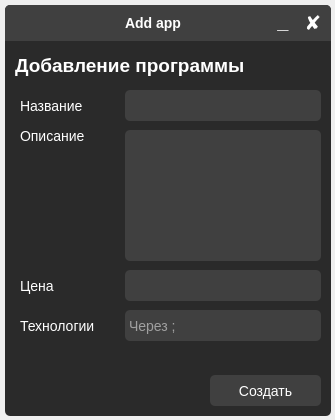
b0shka/selling_apps, file add_app/add_app.ui: the form before one commit.
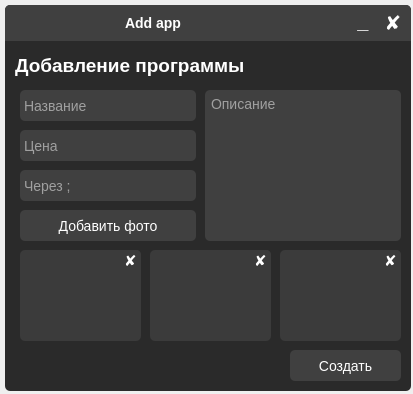
The form after the commit.

```diff
--- a/add_app/add_app.ui
+++ b/add_app/add_app.ui
@@ -6,10 +6,22 @@
    <rect>
     <x>0</x>
     <y>0</y>
-    <width>335</width>
-    <height>420</height>
+    <width>413</width>
+    <height>394</height>
    </rect>
   </property>
+  <property name="minimumSize">
+   <size>
+    <width>413</width>
+    <height>394</height>
+   </size>
+  </property>
+  <property name="maximumSize">
+   <size>
+    <width>413</width>
+    <height>394</height>
+   </size>
+  </property>
   <property name="font">
    <font>
     <pointsize>1</pointsize>
@@ -26,20 +38,20 @@
     <rect>
      <x>5</x>
      <y>5</y>
-     <width>326</width>
-     <height>411</height>
+     <width>406</width>
+     <height>386</height>
     </rect>
    </property>
    <property name="minimumSize">
     <size>
-     <width>326</width>
-     <height>411</height>
+     <width>3</width>
+     <height>3</height>
     </size>
    </property>
    <property name="maximumSize">
     <size>
-     <width>326</width>
-     <height>411</height>
+     <width>3432432</width>
+     <height>2432423</height>
     </size>
    </property>
    <property name="styleSheet">
@@ -57,9 +69,9 @@
    <widget class="QLineEdit" name="lineEdit_3">
     <property name="geometry">
      <rect>
-      <x>120</x>
-      <y>305</y>
-      <width>196</width>
+      <x>15</x>
+      <y>165</y>
+      <width>176</width>
       <height>31</height>
      </rect>
     </property>
@@ -78,8 +90,8 @@
    <widget class="QPushButton" name="pushButton">
     <property name="geometry">
      <rect>
-      <x>205</x>
-      <y>370</y>
+      <x>285</x>
+      <y>345</y>
       <width>111</width>
       <height>31</height>
      </rect>
@@ -104,10 +116,10 @@
    <widget class="QTextEdit" name="textEdit">
     <property name="geometry">
      <rect>
-      <x>120</x>
-      <y>125</y>
+      <x>200</x>
+      <y>85</y>
       <width>196</width>
-      <height>131</height>
+      <height>151</height>
      </rect>
     </property>
     <property name="styleSheet">
@@ -118,36 +130,16 @@
 background-color: #404040;
 border-radius: 5px;</string>
     </property>
-   </widget>
-   <widget class="QLabel" name="label_3">
-    <property name="geometry">
-     <rect>
-      <x>15</x>
-      <y>120</y>
-      <width>91</width>
-      <height>21</height>
-     </rect>
-    </property>
-    <property name="font">
-     <font>
-      <pointsize>-1</pointsize>
-      <weight>50</weight>
-      <bold>false</bold>
-     </font>
-    </property>
-    <property name="styleSheet">
-     <string notr="true">font-size: 14px;</string>
-    </property>
-    <property name="text">
+    <property name="placeholderText">
      <string>Описание</string>
     </property>
    </widget>
    <widget class="QLineEdit" name="lineEdit">
     <property name="geometry">
      <rect>
-      <x>120</x>
+      <x>15</x>
       <y>85</y>
-      <width>196</width>
+      <width>176</width>
       <height>31</height>
      </rect>
     </property>
@@ -159,28 +151,8 @@
 background-color: #404040;
 border-radius: 5px;</string>
     </property>
-   </widget>
-   <widget class="QLabel" name="label_4">
-    <property name="geometry">
-     <rect>
-      <x>15</x>
-      <y>270</y>
-      <width>91</width>
-      <height>21</height>
-     </rect>
-    </property>
-    <property name="font">
-     <font>
-      <pointsize>-1</pointsize>
-      <weight>50</weight>
-      <bold>false</bold>
-     </font>
-    </property>
-    <property name="styleSheet">
-     <string notr="true">font-size: 14px;</string>
-    </property>
-    <property name="text">
-     <string>Цена</string>
+    <property name="placeholderText">
+     <string>Название</string>
     </property>
    </widget>
    <widget class="QLabel" name="label">
@@ -206,58 +178,12 @@
      <string>Добавление программы</string>
     </property>
    </widget>
-   <widget class="QLabel" name="label_6">
-    <property name="geometry">
-     <rect>
-      <x>15</x>
-      <y>310</y>
-      <width>91</width>
-      <height>21</height>
-     </rect>
-    </property>
-    <property name="font">
-     <font>
-      <pointsize>-1</pointsize>
-      <weight>50</weight>
-      <bold>false</bold>
-     </font>
-    </property>
-    <property name="styleSheet">
-     <string notr="true">font-size: 14px;</string>
-    </property>
-    <property name="text">
-     <string>Технологии</string>
-    </property>
-   </widget>
-   <widget class="QLabel" name="label_2">
-    <property name="geometry">
-     <rect>
-      <x>15</x>
-      <y>90</y>
-      <width>91</width>
-      <height>21</height>
-     </rect>
-    </property>
-    <property name="font">
-     <font>
-      <pointsize>-1</pointsize>
-      <weight>50</weight>
-      <bold>false</bold>
-     </font>
-    </property>
-    <property name="styleSheet">
-     <string notr="true">font-size: 14px;</string>
-    </property>
-    <property name="text">
-     <string>Название</string>
-    </property>
-   </widget>
    <widget class="QLineEdit" name="lineEdit_2">
     <property name="geometry">
      <rect>
-      <x>120</x>
-      <y>265</y>
-      <width>196</width>
+      <x>15</x>
+      <y>125</y>
+      <width>176</width>
       <height>31</height>
      </rect>
     </property>
@@ -269,13 +195,16 @@
 background-color: #404040;
 border-radius: 5px;</string>
     </property>
+    <property name="placeholderText">
+     <string>Цена</string>
+    </property>
    </widget>
    <widget class="QLabel" name="label_5">
     <property name="geometry">
      <rect>
       <x>10</x>
-      <y>375</y>
-      <width>186</width>
+      <y>350</y>
+      <width>266</width>
       <height>21</height>
      </rect>
     </property>
@@ -288,7 +217,7 @@
      <rect>
       <x>0</x>
       <y>0</y>
-      <width>326</width>
+      <width>406</width>
       <height>36</height>
      </rect>
     </property>
@@ -308,7 +237,7 @@
     <widget class="QPushButton" name="pushButton_8">
      <property name="geometry">
       <rect>
-       <x>295</x>
+       <x>375</x>
        <y>5</y>
        <width>26</width>
        <height>26</height>
@@ -341,7 +270,7 @@
     <widget class="QPushButton" name="pushButton_9">
      <property name="geometry">
       <rect>
-       <x>265</x>
+       <x>345</x>
        <y>5</y>
        <width>26</width>
        <height>26</height>
@@ -395,6 +324,193 @@
      </property>
     </widget>
    </widget>
+   <widget class="QLabel" name="label_2">
+    <property name="geometry">
+     <rect>
+      <x>15</x>
+      <y>245</y>
+      <width>121</width>
+      <height>91</height>
+     </rect>
+    </property>
+    <property name="font">
+     <font>
+      <pointsize>1</pointsize>
+     </font>
+    </property>
+    <property name="styleSheet">
+     <string notr="true">background-color: #3b3b3b</string>
+    </property>
+    <property name="text">
+     <string/>
+    </property>
+    <property name="alignment">
+     <set>Qt::AlignCenter</set>
+    </property>
+   </widget>
+   <widget class="QLabel" name="label_3">
+    <property name="geometry">
+     <rect>
+      <x>145</x>
+      <y>245</y>
+      <width>121</width>
+      <height>91</height>
+     </rect>
+    </property>
+    <property name="styleSheet">
+     <string notr="true">background-color: #3b3b3b</string>
+    </property>
+    <property name="text">
+     <string/>
+    </property>
+    <property name="alignment">
+     <set>Qt::AlignCenter</set>
+    </property>
+   </widget>
+   <widget class="QLabel" name="label_4">
+    <property name="geometry">
+     <rect>
+      <x>275</x>
+      <y>245</y>
+      <width>121</width>
+      <height>91</height>
+     </rect>
+    </property>
+    <property name="styleSheet">
+     <string notr="true">background-color: #3b3b3b</string>
+    </property>
+    <property name="text">
+     <string/>
+    </property>
+    <property name="alignment">
+     <set>Qt::AlignCenter</set>
+    </property>
+   </widget>
+   <widget class="QPushButton" name="pushButton_2">
+    <property name="geometry">
+     <rect>
+      <x>15</x>
+      <y>205</y>
+      <width>176</width>
+      <height>31</height>
+     </rect>
+    </property>
+    <property name="styleSheet">
+     <string notr="true">QPushButton {
+	padding: 2px;
+	font-size: 14px;
+	height: 28px;
+	color: white;
+	background-color: #404040;
+	border-radius: 5px;
+}
+QPushButton::hover {
+	background-color: #949494;
+}</string>
+    </property>
+    <property name="text">
+     <string>Добавить фото</string>
+    </property>
+   </widget>
+   <widget class="QPushButton" name="pushButton_10">
+    <property name="geometry">
+     <rect>
+      <x>115</x>
+      <y>245</y>
+      <width>21</width>
+      <height>21</height>
+     </rect>
+    </property>
+    <property name="font">
+     <font>
+      <pointsize>-1</pointsize>
+      <weight>75</weight>
+      <bold>true</bold>
+     </font>
+    </property>
+    <property name="styleSheet">
+     <string notr="true">QPushButton {
+	font-size: 15px;
+	height: 28px;
+	color: white;
+	background-color: #3b3b3b;
+	border-radius: 5px;
+}
+QPushButton::hover {
+	background-color: #ffb0be;
+	color: black;
+}</string>
+    </property>
+    <property name="text">
+     <string>✘</string>
+    </property>
+   </widget>
+   <widget class="QPushButton" name="pushButton_11">
+    <property name="geometry">
+     <rect>
+      <x>245</x>
+      <y>245</y>
+      <width>21</width>
+      <height>21</height>
+     </rect>
+    </property>
+    <property name="font">
+     <font>
+      <pointsize>-1</pointsize>
+      <weight>75</weight>
+      <bold>true</bold>
+     </font>
+    </property>
+    <property name="styleSheet">
+     <string notr="true">QPushButton {
+	font-size: 15px;
+	height: 28px;
+	color: white;
+	background-color: #3b3b3b;
+	border-radius: 5px;
+}
+QPushButton::hover {
+	background-color: #ffb0be;
+	color: black;
+}</string>
+    </property>
+    <property name="text">
+     <string>✘</string>
+    </property>
+   </widget>
+   <widget class="QPushButton" name="pushButton_12">
+    <property name="geometry">
+     <rect>
+      <x>375</x>
+      <y>245</y>
+      <width>21</width>
+      <height>21</height>
+     </rect>
+    </property>
+    <property name="font">
+     <font>
+      <pointsize>-1</pointsize>
+      <weight>75</weight>
+      <bold>true</bold>
+     </font>
+    </property>
+    <property name="styleSheet">
+     <string notr="true">QPushButton {
+	font-size: 15px;
+	height: 28px;
+	color: white;
+	background-color: #3b3b3b;
+	border-radius: 5px;
+}
+QPushButton::hover {
+	background-color: #ffb0be;
+	color: black;
+}</string>
+    </property>
+    <property name="text">
+     <string>✘</string>
+    </property>
+   </widget>
   </widget>
  </widget>
  <resources/>
```
